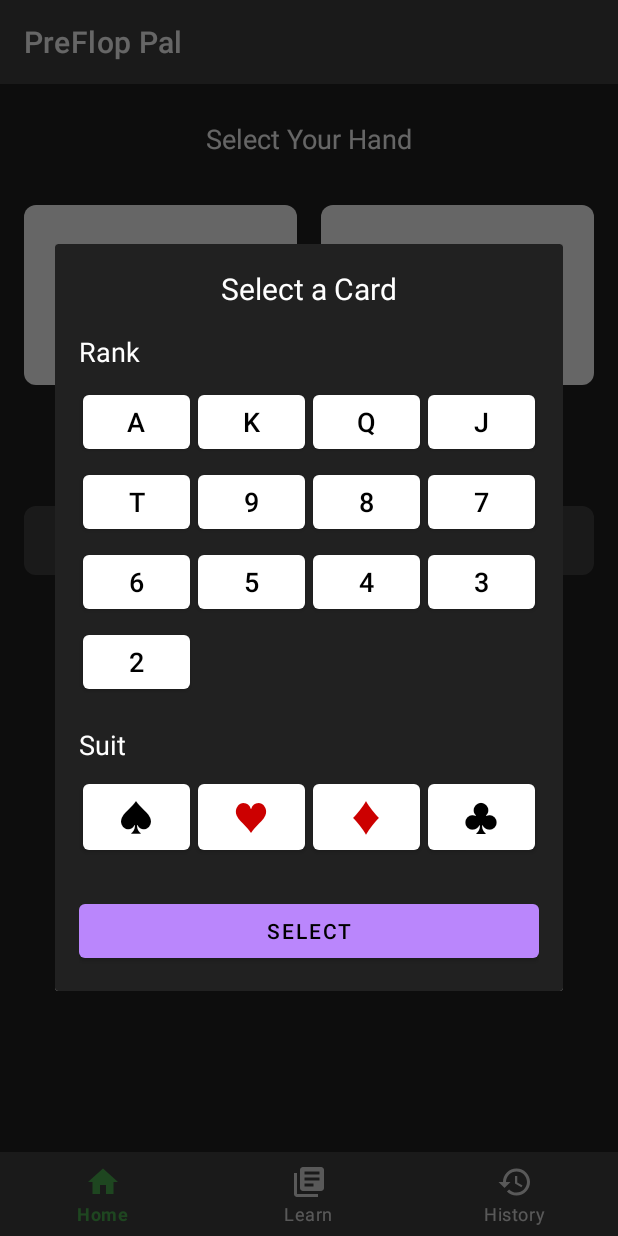
After one commit to RyanLuo1/PreflopPal, an Android app: the fragment CardSelectionDialog placed in its activity, on a phone screen of 412 x 824 dp. The commit adds this screen. Run offline under Robolectric (Android 15) with nearby library versions, the phone set to English and light mode, and no system bars.

Commit message:
Card selection for users

```diff
--- /dev/null
+++ b/app/src/main/java/com/ryanluo/prefloppal/CardSelectionDialog.kt
@@ -0,0 +1,120 @@
+package com.ryanluo.prefloppal
+
+import android.app.Dialog
+import android.os.Bundle
+import android.view.LayoutInflater
+import android.view.View
+import android.view.ViewGroup
+import android.widget.Button
+import android.widget.GridLayout
+import android.widget.LinearLayout
+import androidx.core.content.ContextCompat
+import androidx.fragment.app.DialogFragment
+import com.google.android.material.button.MaterialButton
+
+class CardSelectionDialog : DialogFragment() {
+
+    private var selectedRank: String? = null
+    private var selectedSuit: String? = null
+    private var onCardSelected: ((String) -> Unit)? = null
+
+    private val ranks = listOf("A", "K", "Q", "J", "T", "9", "8", "7", "6", "5", "4", "3", "2")
+    private val suits = listOf(
+        "♠" to android.R.color.black,
+        "♥" to android.R.color.holo_red_dark,
+        "♦" to android.R.color.holo_red_dark,
+        "♣" to android.R.color.black
+    )
+
+    override fun onCreateDialog(savedInstanceState: Bundle?): Dialog {
+        return Dialog(requireContext(), R.style.CustomDialogTheme)
+    }
+
+    override fun onCreateView(inflater: LayoutInflater, container: ViewGroup?, savedInstanceState: Bundle?): View? {
+        return inflater.inflate(R.layout.dialog_card_selection, container, false)
+    }
+
+    override fun onViewCreated(view: View, savedInstanceState: Bundle?) {
+        super.onViewCreated(view, savedInstanceState)
+
+        val rankGrid: GridLayout = view.findViewById(R.id.rankGrid)
+        val suitLayout: LinearLayout = view.findViewById(R.id.suitLayout)
+        val confirmButton: Button = view.findViewById(R.id.confirmButton)
+
+        setupRankButtons(rankGrid)
+        setupSuitButtons(suitLayout)
+        setupConfirmButton(confirmButton)
+    }
+
+    private fun setupRankButtons(rankGrid: GridLayout) {
+        ranks.forEach { rank ->
+            val button = MaterialButton(requireContext()).apply {
+                text = rank
+                textSize = 18f
+                layoutParams = GridLayout.LayoutParams().apply {
+                    width = 0
+                    height = GridLayout.LayoutParams.WRAP_CONTENT
+                    columnSpec = GridLayout.spec(GridLayout.UNDEFINED, 1f)
+                    setMargins(4, 4, 4, 4)
+                }
+                setTextColor(ContextCompat.getColor(context, android.R.color.black))
+                setBackgroundColor(ContextCompat.getColor(context, android.R.color.white))
+                setOnClickListener {
+                    selectedRank = rank
+                    updateButtonStates(rankGrid, this)
+                }
+            }
+            rankGrid.addView(button)
+        }
+    }
+
+    private fun setupSuitButtons(suitLayout: LinearLayout) {
+        suits.forEach { (suit, color) ->
+            val button = MaterialButton(requireContext()).apply {
+                text = suit
+                textSize = 24f
+                layoutParams = LinearLayout.LayoutParams(0, ViewGroup.LayoutParams.WRAP_CONTENT, 1f).apply {
+                    setMargins(4, 0, 4, 0)
+                }
+                setTextColor(ContextCompat.getColor(context, color))
+                setBackgroundColor(ContextCompat.getColor(context, android.R.color.white))
+                setOnClickListener {
+                    selectedSuit = suit
+                    updateButtonStates(suitLayout, this)
+                }
+            }
+            suitLayout.addView(button)
+        }
+    }
+
+    private fun setupConfirmButton(confirmButton: Button) {
+        confirmButton.setOnClickListener {
+            if (selectedRank != null && selectedSuit != null) {
+                onCardSelected?.invoke("$selectedRank$selectedSuit")
+                dismiss()
+            }
+        }
+    }
+
+    private fun updateButtonStates(layout: ViewGroup, selectedButton: Button) {
+        for (i in 0 until layout.childCount) {
+            val button = layout.getChildAt(i) as? Button
+            button?.setBackgroundColor(
+                if (button == selectedButton) ContextCompat.getColor(requireContext(), R.color.blue_500)
+                else ContextCompat.getColor(requireContext(), android.R.color.white)
+            )
+            button?.setTextColor(
+                if (button == selectedButton) ContextCompat.getColor(requireContext(), android.R.color.white)
+                else {
+                    if (layout is LinearLayout) ContextCompat.getColor(requireContext(), suits[i].second)
+                    else ContextCompat.getColor(requireContext(), android.R.color.black)
+                }
+            )
+        }
+        view?.findViewById<Button>(R.id.confirmButton)?.isEnabled = selectedRank != null && selectedSuit != null
+    }
+
+    fun setOnCardSelectedListener(listener: (String) -> Unit) {
+        onCardSelected = listener
+    }
+}
--- a/app/src/main/java/com/ryanluo/prefloppal/MainActivity.kt
+++ b/app/src/main/java/com/ryanluo/prefloppal/MainActivity.kt
@@ -4,10 +4,14 @@ import androidx.appcompat.app.AppCompatActivity
 import android.os.Bundle
 import android.widget.ArrayAdapter
 import android.widget.Spinner
+import android.widget.TextView
 import androidx.appcompat.widget.Toolbar
 import com.google.android.material.bottomnavigation.BottomNavigationView
 
 class MainActivity : AppCompatActivity() {
+    private lateinit var card1TextView: TextView
+    private lateinit var card2TextView: TextView
+
     override fun onCreate(savedInstanceState: Bundle?) {
         super.onCreate(savedInstanceState)
         setContentView(R.layout.activity_main)
@@ -15,8 +19,25 @@ class MainActivity : AppCompatActivity() {
         val toolbar: Toolbar = findViewById(R.id.toolbar)
         setSupportActionBar(toolbar)
 
+        setupCardSelection()
         setupPositionSpinner()
         setupBottomNavigation()
+    }
+
+    private fun setupCardSelection() {
+        card1TextView = findViewById(R.id.card1)
+        card2TextView = findViewById(R.id.card2)
+
+        card1TextView.setOnClickListener { showCardSelectionDialog(card1TextView) }
+        card2TextView.setOnClickListener { showCardSelectionDialog(card2TextView) }
+    }
+
+    private fun showCardSelectionDialog(cardView: TextView) {
+        val dialog = CardSelectionDialog()
+        dialog.setOnCardSelectedListener { selectedCard ->
+            cardView.text = selectedCard
+        }
+        dialog.show(supportFragmentManager, "CardSelectionDialog")
     }
 
     private fun setupPositionSpinner() {
@@ -33,7 +54,7 @@ class MainActivity : AppCompatActivity() {
 
     private fun setupBottomNavigation() {
         val bottomNavigation: BottomNavigationView = findViewById(R.id.bottomNavigation)
-        bottomNavigation.setOnNavigationItemSelectedListener { item ->
+        bottomNavigation.setOnItemSelectedListener { item ->
             when(item.itemId) {
                 R.id.navigation_home -> {
                     // Handle home navigation
--- a/app/src/main/res/layout/activity_main.xml
+++ b/app/src/main/res/layout/activity_main.xml
@@ -47,7 +47,9 @@
             android:gravity="center"
             android:text="A♠"
             android:textColor="@color/black"
-            android:textSize="24sp" />
+            android:textSize="24sp"
+            android:clickable="true"
+            android:focusable="true" />
 
         <TextView
             android:id="@+id/card2"
@@ -59,7 +61,9 @@
             android:gravity="center"
             android:text="K♥"
             android:textColor="@color/black"
-            android:textSize="24sp" />
+            android:textSize="24sp"
+            android:clickable="true"
+            android:focusable="true" />
 
     </LinearLayout>
 
--- /dev/null
+++ b/app/src/main/res/layout/dialog_card_selection.xml
@@ -0,0 +1,74 @@
+<?xml version="1.0" encoding="utf-8"?>
+<androidx.constraintlayout.widget.ConstraintLayout xmlns:android="http://schemas.android.com/apk/res/android"
+    xmlns:app="http://schemas.android.com/apk/res-auto"
+    android:layout_width="match_parent"
+    android:layout_height="wrap_content"
+    android:padding="16dp"
+    android:background="@color/dark_gray_900">
+
+    <TextView
+        android:id="@+id/dialogTitle"
+        android:layout_width="wrap_content"
+        android:layout_height="wrap_content"
+        android:text="Select a Card"
+        android:textSize="20sp"
+        android:textColor="@color/white"
+        android:layout_marginBottom="16dp"
+        app:layout_constraintTop_toTopOf="parent"
+        app:layout_constraintStart_toStartOf="parent"
+        app:layout_constraintEnd_toEndOf="parent"/>
+
+    <TextView
+        android:id="@+id/rankLabel"
+        android:layout_width="wrap_content"
+        android:layout_height="wrap_content"
+        android:text="Rank"
+        android:textSize="18sp"
+        android:textColor="@color/white"
+        android:layout_marginTop="16dp"
+        app:layout_constraintTop_toBottomOf="@id/dialogTitle"
+        app:layout_constraintStart_toStartOf="parent"/>
+
+    <GridLayout
+        android:id="@+id/rankGrid"
+        android:layout_width="0dp"
+        android:layout_height="wrap_content"
+        android:columnCount="4"
+        android:rowCount="4"
+        android:layout_marginTop="8dp"
+        app:layout_constraintTop_toBottomOf="@id/rankLabel"
+        app:layout_constraintStart_toStartOf="parent"
+        app:layout_constraintEnd_toEndOf="parent"/>
+
+    <TextView
+        android:id="@+id/suitLabel"
+        android:layout_width="wrap_content"
+        android:layout_height="wrap_content"
+        android:text="Suit"
+        android:textSize="18sp"
+        android:textColor="@color/white"
+        android:layout_marginTop="16dp"
+        app:layout_constraintTop_toBottomOf="@id/rankGrid"
+        app:layout_constraintStart_toStartOf="parent"/>
+
+    <LinearLayout
+        android:id="@+id/suitLayout"
+        android:layout_width="0dp"
+        android:layout_height="wrap_content"
+        android:orientation="horizontal"
+        android:layout_marginTop="8dp"
+        app:layout_constraintTop_toBottomOf="@id/suitLabel"
+        app:layout_constraintStart_toStartOf="parent"
+        app:layout_constraintEnd_toEndOf="parent"/>
+
+    <Button
+        android:id="@+id/confirmButton"
+        android:layout_width="0dp"
+        android:layout_height="wrap_content"
+        android:text="SELECT"
+        android:layout_marginTop="24dp"
+        app:layout_constraintTop_toBottomOf="@id/suitLayout"
+        app:layout_constraintStart_toStartOf="parent"
+        app:layout_constraintEnd_toEndOf="parent"/>
+
+</androidx.constraintlayout.widget.ConstraintLayout>
--- a/app/src/main/res/values/colors.xml
+++ b/app/src/main/res/values/colors.xml
@@ -7,6 +7,7 @@
         <color name="black">#FF000000</color>
         <color name="white">#FFFFFFFF</color>
         <color name="dark_gray_800">#424242</color>
+        <color name="light_gray_300">#E0E0E0</color>
         <color name="dark_gray_900">#212121</color>
-        <color name="light_gray_300">#E0E0E0</color>
+        <color name="blue_500">#2196F3</color>
 </resources>
--- a/app/src/main/res/values/themes.xml
+++ b/app/src/main/res/values/themes.xml
@@ -20,4 +20,10 @@
         <item name="android:textColorSecondary">@color/light_gray_300</item>
         <!-- Customize your theme here. -->
     </style>
+
+    <style name="CustomDialogTheme" parent="Theme.MaterialComponents.Dialog">
+        <item name="android:windowMinWidthMajor">90%</item>
+        <item name="android:windowMinWidthMinor">90%</item>
+    </style>
+
 </resources>
```
